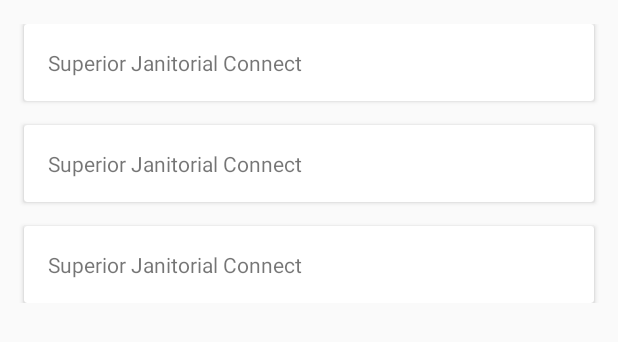
After one commit to jasensanders/CompanyConnect, an Android app: the layout fragment_main.xml on its own in the app's theme, with its tools: preview values and no code run, on a phone screen of 412 x 824 dp. The commit adds this screen. Shown: the top 342 px of the screen. Run offline under Robolectric (Android 15) with nearby library versions, the phone set to English and light mode, and no system bars.

Commit message:
Main fragment boilerplate -presetup for NavHost

```diff
--- a/app/build.gradle
+++ b/app/build.gradle
@@ -16,7 +16,7 @@ android {
             proguardFiles getDefaultProguardFile('proguard-android.txt'), 'proguard-rules.pro'
         }
     }
-    buildTypes.each{
+    buildTypes.each {
         it.buildConfigField 'String', 'SEND_MAIL_SERVER', SuperiorMailServer
         it.buildConfigField 'String', 'SEND_MAIL_USERNAME', SuperiorMailUsername
         it.buildConfigField 'String', 'SEND_MAIL_PW', SuperiorMailPW
@@ -35,6 +35,8 @@ dependencies {
     implementation 'com.android.support:support-vector-drawable:27.1.1'
     implementation 'com.sun.mail:android-mail:1.6.1'
     implementation 'com.sun.mail:android-activation:1.6.1'
+    implementation 'com.android.support:support-v4:27.1.1'
+    implementation'com.android.support:cardview-v7:27.1.1'
     testImplementation 'junit:junit:4.12'
     androidTestImplementation 'com.android.support.test:runner:1.0.2'
     androidTestImplementation 'com.android.support.test.espresso:espresso-core:3.0.2'
--- /dev/null
+++ b/app/src/main/res/layout/fragment_main.xml
@@ -0,0 +1,81 @@
+<?xml version="1.0" encoding="utf-8"?>
+<ScrollView
+    xmlns:android="http://schemas.android.com/apk/res/android"
+    xmlns:app="http://schemas.android.com/apk/res-auto"
+    xmlns:tools="http://schemas.android.com/tools"
+    android:layout_width="match_parent"
+    android:layout_height="match_parent"
+    android:layout_marginTop="@dimen/activity_horizontal_margin">
+
+    <android.support.constraint.ConstraintLayout xmlns:android="http://schemas.android.com/apk/res/android"
+        xmlns:app="http://schemas.android.com/apk/res-auto"
+        xmlns:tools="http://schemas.android.com/tools"
+        android:id="@+id/mainScreenLayout"
+        android:layout_width="match_parent"
+        android:layout_height="wrap_content"
+        tools:context=".MainFragment">
+
+
+        <android.support.v7.widget.CardView
+            xmlns:card="http://schemas.android.com/apk/res-auto"
+            android:id="@+id/cardview1"
+            android:layout_width="fill_parent"
+            android:layout_height="wrap_content"
+            android:layout_marginLeft="@dimen/activity_horizontal_margin"
+            android:layout_marginRight="@dimen/activity_horizontal_margin"
+            android:layout_marginTop="@dimen/activity_horizontal_margin"
+            android:layout_marginBottom="@dimen/activity_horizontal_margin"
+            >
+
+            <TextView
+                android:layout_width="wrap_content"
+                android:layout_height="wrap_content"
+                android:layout_margin="@dimen/activity_horizontal_margin"
+                android:text="@string/app_name"
+                />
+
+        </android.support.v7.widget.CardView>
+
+        <android.support.v7.widget.CardView
+            xmlns:card="http://schemas.android.com/apk/res-auto"
+            android:id="@+id/cardview2"
+            app:layout_constraintTop_toBottomOf="@id/cardview1"
+            android:layout_width="fill_parent"
+            android:layout_height="wrap_content"
+            android:layout_marginLeft="@dimen/activity_horizontal_margin"
+            android:layout_marginRight="@dimen/activity_horizontal_margin"
+            android:layout_marginTop="@dimen/activity_horizontal_margin"
+            android:layout_marginBottom="@dimen/activity_horizontal_margin"
+            >
+
+            <TextView
+                android:layout_width="wrap_content"
+                android:layout_height="wrap_content"
+                android:layout_margin="@dimen/activity_horizontal_margin"
+                android:text="@string/app_name"
+                />
+
+        </android.support.v7.widget.CardView>
+
+        <android.support.v7.widget.CardView
+            xmlns:card="http://schemas.android.com/apk/res-auto"
+            android:id="@+id/cardview3"
+            app:layout_constraintTop_toBottomOf="@id/cardview2"
+            android:layout_width="fill_parent"
+            android:layout_height="wrap_content"
+            android:layout_marginLeft="@dimen/activity_horizontal_margin"
+            android:layout_marginRight="@dimen/activity_horizontal_margin"
+            android:layout_marginTop="@dimen/activity_horizontal_margin"
+            android:layout_marginBottom="@dimen/activity_horizontal_margin"
+            >
+
+            <TextView
+                android:layout_width="wrap_content"
+                android:layout_height="wrap_content"
+                android:layout_margin="@dimen/activity_horizontal_margin"
+                android:text="@string/app_name"
+                />
+        </android.support.v7.widget.CardView>
+    </android.support.constraint.ConstraintLayout>
+
+</ScrollView>
--- a/app/src/main/res/values/colors.xml
+++ b/app/src/main/res/values/colors.xml
@@ -4,4 +4,5 @@
     <color name="colorPrimaryDark">#003300</color>
     <color name="colorAccent">#5E1B5A</color>
     <color name="colorPrimaryLight">#4C8C4A</color>
+    <color name="cardViewBackground">#FFFFAA</color>
 </resources>
--- a/app/src/main/res/values/strings.xml
+++ b/app/src/main/res/values/strings.xml
@@ -3,4 +3,7 @@
     <string name="title_home">Home</string>
     <string name="title_dashboard">Connect</string>
     <string name="title_notifications">Notifications</string>
+
+    <!-- TODO: Remove or change this placeholder text -->
+    <string name="hello_blank_fragment">Hello blank fragment</string>
 </resources>
```
Also changed, not shown: app/src/main/java/com/enrandomlabs/jasensanders/v1/superiorconnect/MainFragment.java (added, +108 -0 lines).
